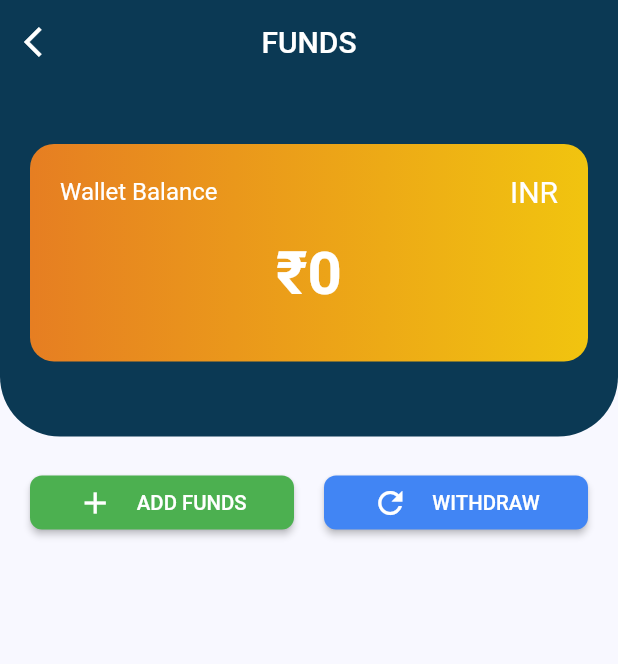
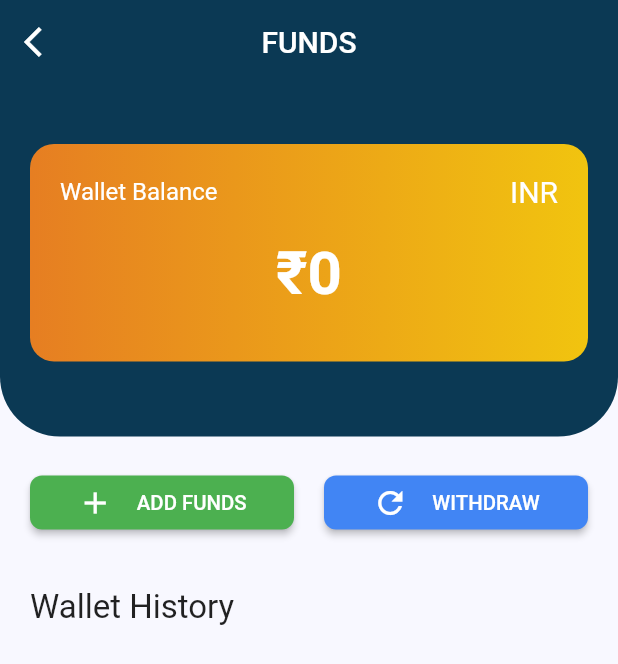
Before and after one commit to beSaif/responsiveloginpage, a Flutter app: the FundsPage screen opened directly with empty values, on a phone screen of 412 x 824 dp. Shown: the top 664 px of the screen. Run offline on Flutter 3.47's test engine with Material 2 defaults, Android fonts, the phone set to English and light mode, and no system bars; our stand-ins replace cloud_firestore, firebase_auth, firebase_core, flutter_screenutil, mobx, rflutter_alert and 1 more; missing offline and left inert: razorpay_flutter; accounts and stored records are empty; project files that could hold a hidden picture were left out.

Commit message:
feat: Wallet History

```diff
--- a/lib/pages/funds.dart
+++ b/lib/pages/funds.dart
@@ -1,10 +1,11 @@
 import 'package:cloud_firestore/cloud_firestore.dart';
 import 'package:flutter/material.dart';
+import 'package:loginpage/pages/forms/walletHistory.dart';
 import 'package:loginpage/size_config.dart';
+import 'package:mobx/mobx.dart';
 import 'package:razorpay_flutter/razorpay_flutter.dart';
 import 'package:rflutter_alert/rflutter_alert.dart';
 import 'package:toast/toast.dart';
-import 'package:cloud_firestore/cloud_firestore.dart';
 
 class FundsPage extends StatefulWidget {
   final Map currentUser;
@@ -21,6 +22,9 @@ class _FundsPageState extends State<FundsPage> {
   Razorpay razorpay;
   @override
   void initState() {
+    // List walletHistory = widget.currentUser['wallethistory'];
+    // walletHistory.forEach((value) => print('value:$value'));
+
     razorpay = new Razorpay();
     // razorpay checking all states
     razorpay.on(Razorpay.EVENT_PAYMENT_SUCCESS, handlerPaymentSuccess);
@@ -61,22 +65,22 @@ class _FundsPageState extends State<FundsPage> {
   }
 
   // functions for checking the payment states
-  void handlerPaymentSuccess(PaymentSuccessResponse response) {
-    print("Pament success");
+  void handlerPaymentSuccess(PaymentSuccessResponse response) async {
+    print("Payment success");
     updateWallet(num.parse(textEditingController
         .text)); // passing the amount to get updated in the firestore
     Toast.show(
       //will show a small feedback to user about the payment
-      "Pament Success",
+      "Payment Success",
       context,
       duration: Toast.LENGTH_LONG, backgroundColor: Colors.green[200],
     );
   }
 
   void handlerErrorFailure(PaymentFailureResponse response) {
-    print("Pament Failed");
+    print("Payment Failed");
     Toast.show(
-      "Pament Failed",
+      "Payment Failed",
       context,
       duration: Toast.LENGTH_LONG,
       backgroundColor: Colors.red[200],
@@ -84,7 +88,7 @@ class _FundsPageState extends State<FundsPage> {
   }
 
   void handlerExternalWallet(ExternalWalletResponse response) {
-    print("Pament Wallet");
+    print("Payment Wallet");
     Toast.show("Payment External Wallet", context,
         duration: Toast.LENGTH_LONG, backgroundColor: Colors.blue[200]);
   }
@@ -98,7 +102,7 @@ class _FundsPageState extends State<FundsPage> {
     Map updateWalletHistory = {
       "time": DateTime.now(),
       "amount": num.parse(textEditingController.text),
-      "type": "payment"
+      "type": "Deposited"
     };
     CollectionReference userRef =
         FirebaseFirestore.instance.collection("users");
@@ -132,6 +136,8 @@ class _FundsPageState extends State<FundsPage> {
           color: Color(0xFFf8f8ff),
           padding: EdgeInsets.only(bottom: 00),
           width: MediaQuery.of(context).size.width,
+          child: Container(
+            height: double.infinity,
             child: SingleChildScrollView(
               child: Column(
                 children: [
@@ -170,7 +176,7 @@ class _FundsPageState extends State<FundsPage> {
                               mainAxisAlignment: MainAxisAlignment.center,
                               children: [
                                 Text(
-                                '₹${widget.currentUser['walletBalance'].toString()}', //add currentUser['walletBalance']
+                                  '₹${widget.currentUser['walletBalance'].toString()}',
                                   style: TextStyle(
                                       color: Colors.white,
                                       fontSize: 40,
@@ -181,7 +187,8 @@ class _FundsPageState extends State<FundsPage> {
                           ),
                         ],
                       ),
-                    margin: EdgeInsets.symmetric(horizontal: 20, vertical: 40),
+                      margin:
+                          EdgeInsets.symmetric(horizontal: 20, vertical: 40),
                       width: MediaQuery.of(context).size.width,
                       decoration: BoxDecoration(
                           borderRadius: BorderRadius.circular(16),
@@ -202,7 +209,8 @@ class _FundsPageState extends State<FundsPage> {
                               decoration: BoxDecoration(
                                   borderRadius: BorderRadius.circular(30)),
                               child: Row(
-                              mainAxisAlignment: MainAxisAlignment.spaceEvenly,
+                                mainAxisAlignment:
+                                    MainAxisAlignment.spaceEvenly,
                                 children: [
                                   Icon(
                                     Icons.add,
@@ -213,7 +221,8 @@ class _FundsPageState extends State<FundsPage> {
                                     style: TextStyle(
                                         color: Colors.white,
                                         fontSize:
-                                          SizeConfig.blockSizeHorizontal * 3.3),
+                                            SizeConfig.blockSizeHorizontal *
+                                                3.3),
                                   ),
                                 ],
                               ),
@@ -279,7 +288,22 @@ class _FundsPageState extends State<FundsPage> {
                       ],
                     ),
                   ),
+                  Container(
+                    margin: EdgeInsets.symmetric(horizontal: 20, vertical: 13),
+                    alignment: Alignment.topLeft,
+                    child: Text(
+                      'Wallet History',
+                      style: TextStyle(fontSize: 22),
+                    ),
+                  ),
+                  Container(
+                    margin: EdgeInsets.symmetric(horizontal: 20),
+                    alignment: Alignment.topLeft,
+                    child: Container(
+                        child: WalletHistory(currentUser: widget.currentUser)),
+                  ),
                 ],
+              ),
             ),
           ),
         ));
```
Also changed, not shown: lib/pages/forms/walletHistory.dart (added, +104 -0 lines). Lines whose indentation alone changed are shown as unchanged.
